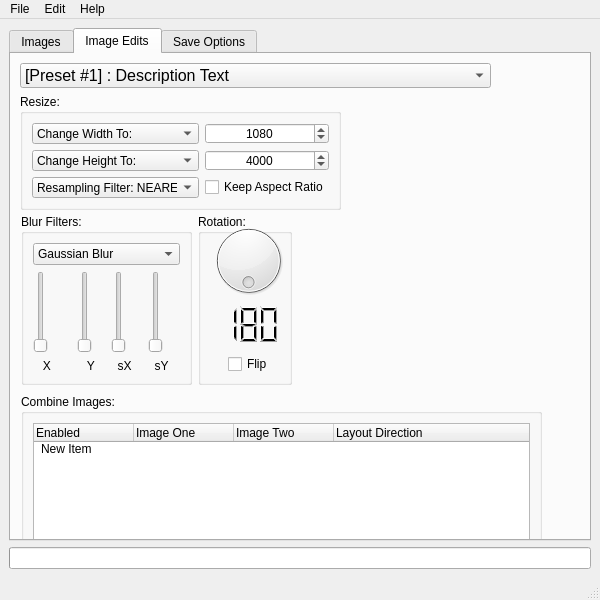
JDHatten/BatchItImage, file BatchItImage.ui: the form before one commit.
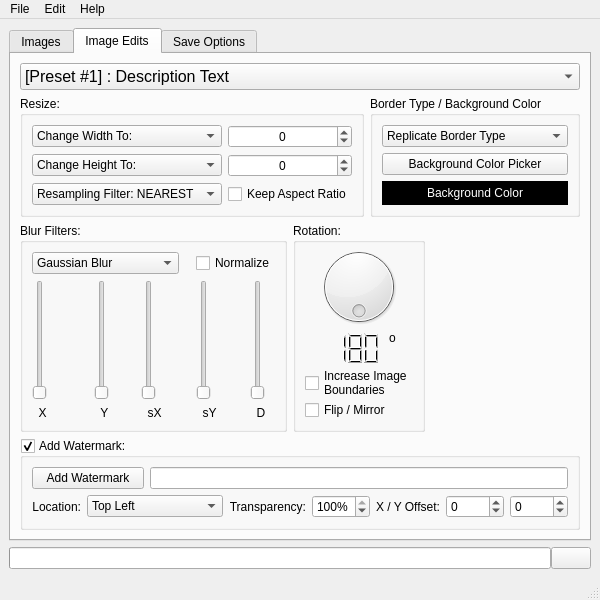
The form after the commit. The open tabs and pages were chosen to show the change. Custom widgets are drawn as their Qt base class.

Commit message: Added More Image Editing and Saving Widgets, Progress Bar

What changed in the file:
```diff
--- a/BatchItImage.ui
+++ b/BatchItImage.ui
@@ -35,7 +35,7 @@
       <property name="currentIndex">
        <number>0</number>
       </property>
-      <widget class="QWidget" name="tab">
+      <widget class="QWidget" name="tab_1">
        <property name="acceptDrops">
         <bool>true</bool>
        </property>
@@ -84,46 +84,6 @@
             <string>Date Last Modified</string>
            </property>
           </column>
-          <item>
-           <property name="text">
-            <string/>
-           </property>
-           <property name="text">
-            <string>X:\Path\To\File\image.png</string>
-           </property>
-           <property name="text">
-            <string>1000 x 900</string>
-           </property>
-           <property name="text">
-            <string>5.34 MB</string>
-           </property>
-           <property name="text">
-            <string/>
-           </property>
-           <property name="text">
-            <string/>
-           </property>
-           <item>
-            <property name="text">
-             <string/>
-            </property>
-            <property name="text">
-             <string>image.png</string>
-            </property>
-            <property name="text">
-             <string>1920 x 1080</string>
-            </property>
-            <property name="text">
-             <string>770 kb</string>
-            </property>
-            <property name="text">
-             <string>10/27/2022</string>
-            </property>
-            <property name="text">
-             <string>2/14/2023</string>
-            </property>
-           </item>
-          </item>
          </widget>
         </item>
         <item>
@@ -191,15 +151,12 @@
        <attribute name="title">
         <string>Image Edits</string>
        </attribute>
+       <layout class="QVBoxLayout" name="verticalLayout_7" stretch="10,20,50,20">
+        <property name="sizeConstraint">
+         <enum>QLayout::SetDefaultConstraint</enum>
+        </property>
+        <item>
        <widget class="QComboBox" name="comboBox_Preset_2">
-        <property name="geometry">
-         <rect>
-          <x>9</x>
-          <y>9</y>
-          <width>471</width>
-          <height>25</height>
-         </rect>
-        </property>
         <property name="font">
          <font>
           <pointsize>12</pointsize>
@@ -216,15 +173,11 @@
          </property>
         </item>
        </widget>
+        </item>
+        <item>
+         <layout class="QHBoxLayout" name="horizontalLayout_10">
+          <item>
        <widget class="QGroupBox" name="groupBox_Resize">
-        <property name="geometry">
-         <rect>
-          <x>9</x>
-          <y>40</y>
-          <width>321</width>
-          <height>116</height>
-         </rect>
-        </property>
         <property name="sizePolicy">
          <sizepolicy hsizetype="Preferred" vsizetype="Preferred">
           <horstretch>0</horstretch>
@@ -238,8 +191,8 @@
          <property name="sizeConstraint">
           <enum>QLayout::SetDefaultConstraint</enum>
          </property>
-         <item row="4" column="1">
-          <widget class="QSpinBox" name="spinBox_HeightNumber">
+             <item row="3" column="1">
+              <widget class="QSpinBox" name="spinBox_WidthNumber">
            <property name="sizePolicy">
             <sizepolicy hsizetype="Minimum" vsizetype="Fixed">
              <horstretch>0</horstretch>
@@ -255,12 +208,6 @@
            <property name="maximum">
             <number>999999</number>
            </property>
-           <property name="singleStep">
-            <number>1</number>
-           </property>
-           <property name="value">
-            <number>4000</number>
-           </property>
           </widget>
          </item>
          <item row="4" column="0">
@@ -298,6 +245,51 @@
            </item>
           </widget>
          </item>
+             <item row="5" column="1">
+              <widget class="QCheckBox" name="checkBox_KeepAspectRatio">
+               <property name="text">
+                <string>Keep Aspect Ratio</string>
+               </property>
+              </widget>
+             </item>
+             <item row="4" column="1">
+              <widget class="QSpinBox" name="spinBox_HeightNumber">
+               <property name="sizePolicy">
+                <sizepolicy hsizetype="Minimum" vsizetype="Fixed">
+                 <horstretch>0</horstretch>
+                 <verstretch>0</verstretch>
+                </sizepolicy>
+               </property>
+               <property name="alignment">
+                <set>Qt::AlignCenter</set>
+               </property>
+               <property name="minimum">
+                <number>-999999</number>
+               </property>
+               <property name="maximum">
+                <number>999999</number>
+               </property>
+              </widget>
+             </item>
+             <item row="5" column="0">
+              <widget class="QComboBox" name="comboBox_Resample">
+               <item>
+                <property name="text">
+                 <string>Resampling Filter: NEAREST</string>
+                </property>
+               </item>
+               <item>
+                <property name="text">
+                 <string>Resampling Filter: BILINEAR</string>
+                </property>
+               </item>
+               <item>
+                <property name="text">
+                 <string>Resampling Filter: BICUBIC</string>
+                </property>
+               </item>
+              </widget>
+             </item>
          <item row="3" column="0">
           <widget class="QComboBox" name="comboBox_WidthMod">
            <property name="sizePolicy">
@@ -333,176 +325,146 @@
            </item>
           </widget>
          </item>
-         <item row="3" column="1">
-          <widget class="QSpinBox" name="spinBox_WidthNumber">
-           <property name="sizePolicy">
-            <sizepolicy hsizetype="Minimum" vsizetype="Fixed">
-             <horstretch>0</horstretch>
-             <verstretch>0</verstretch>
-            </sizepolicy>
+            </layout>
+           </widget>
+          </item>
+          <item>
+           <widget class="QGroupBox" name="groupBox_Background">
+            <property name="title">
+             <string>Border Type / Background Color</string>
+            </property>
+            <layout class="QVBoxLayout" name="verticalLayout_5">
+             <item>
+              <widget class="QComboBox" name="comboBox_BorderType">
+               <item>
+                <property name="text">
+                 <string>Replicate Border Type</string>
+                </property>
+               </item>
+              </widget>
+             </item>
+             <item>
+              <widget class="QPushButton" name="pushButton_ColorDialog">
+               <property name="text">
+                <string>Background Color Picker</string>
+               </property>
+              </widget>
+             </item>
+             <item>
+              <widget class="QLabel" name="label_ColorPreview">
+               <property name="styleSheet">
+                <string notr="true">background-color: rgba(0, 0, 0, 255);
+color: rgba(255, 255, 255, 255);</string>
+               </property>
+               <property name="text">
+                <string>Background Color</string>
            </property>
            <property name="alignment">
             <set>Qt::AlignCenter</set>
            </property>
-           <property name="suffix">
-            <string/>
-           </property>
-           <property name="prefix">
-            <string/>
-           </property>
-           <property name="minimum">
-            <number>-999999</number>
-           </property>
-           <property name="maximum">
-            <number>999999</number>
-           </property>
-           <property name="singleStep">
-            <number>1</number>
-           </property>
-           <property name="value">
-            <number>1080</number>
-           </property>
-          </widget>
-         </item>
-         <item row="5" column="0">
-          <widget class="QComboBox" name="comboBox_Resample">
-           <item>
-            <property name="text">
-             <string>Resampling Filter: NEAREST</string>
-            </property>
-           </item>
-           <item>
-            <property name="text">
-             <string>Resampling Filter: BILINEAR</string>
-            </property>
-           </item>
-           <item>
-            <property name="text">
-             <string>Resampling Filter: BICUBIC</string>
-            </property>
-           </item>
-          </widget>
-         </item>
-         <item row="5" column="1">
-          <widget class="QCheckBox" name="checkBox_KeepAspectRatio">
-           <property name="text">
-            <string>Keep Aspect Ratio</string>
-           </property>
-          </widget>
-         </item>
-        </layout>
-       </widget>
-       <widget class="QGroupBox" name="groupBox_Combine">
-        <property name="geometry">
-         <rect>
-          <x>10</x>
-          <y>340</y>
-          <width>521</width>
-          <height>161</height>
-         </rect>
-        </property>
-        <property name="sizePolicy">
-         <sizepolicy hsizetype="Preferred" vsizetype="Expanding">
-          <horstretch>0</horstretch>
-          <verstretch>0</verstretch>
-         </sizepolicy>
-        </property>
-        <property name="title">
-         <string>Combine Images:</string>
-        </property>
-        <layout class="QVBoxLayout" name="verticalLayout_8">
-         <item>
-          <widget class="QTreeWidget" name="treeWidget_Combine">
-           <property name="indentation">
-            <number>4</number>
-           </property>
-           <column>
-            <property name="text">
-             <string>Enabled</string>
-            </property>
-           </column>
-           <column>
-            <property name="text">
-             <string>Image One</string>
-            </property>
-           </column>
-           <column>
-            <property name="text">
-             <string>Image Two</string>
-            </property>
-           </column>
-           <column>
-            <property name="text">
-             <string>Layout Direction</string>
-            </property>
-           </column>
-           <item>
-            <property name="text">
-             <string>New Item</string>
-            </property>
-            <property name="text">
-             <string/>
-            </property>
-            <property name="text">
-             <string/>
-            </property>
-            <property name="text">
-             <string/>
-            </property>
-            <property name="flags">
-             <set>ItemIsSelectable|ItemIsEditable|ItemIsDragEnabled|ItemIsUserCheckable|ItemIsEnabled</set>
-            </property>
-           </item>
-          </widget>
-         </item>
-        </layout>
-       </widget>
-       <widget class="QWidget" name="horizontalLayoutWidget">
-        <property name="geometry">
-         <rect>
-          <x>10</x>
-          <y>160</y>
-          <width>271</width>
-          <height>171</height>
-         </rect>
-        </property>
-        <layout class="QHBoxLayout" name="horizontalLayout">
+              </widget>
+             </item>
+            </layout>
+           </widget>
+          </item>
+         </layout>
+        </item>
+        <item>
+         <layout class="QHBoxLayout" name="horizontalLayout" stretch="50,20,30">
          <item>
           <widget class="QGroupBox" name="groupBox_Blur">
            <property name="title">
             <string>Blur Filters:</string>
            </property>
            <layout class="QGridLayout" name="gridLayout">
+             <property name="sizeConstraint">
+              <enum>QLayout::SetDefaultConstraint</enum>
+             </property>
+             <property name="horizontalSpacing">
+              <number>17</number>
+             </property>
+             <item row="1" column="8">
+              <widget class="EnhancedSlider" name="verticalSlider_BlurY2">
+               <property name="maximum">
+                <number>100</number>
+               </property>
+               <property name="orientation">
+                <enum>Qt::Vertical</enum>
+               </property>
+              </widget>
+             </item>
+             <item row="2" column="1">
+              <widget class="QLabel" name="label_BlurY1">
+               <property name="text">
+                <string>  Y</string>
+               </property>
+              </widget>
+             </item>
             <item row="1" column="0">
-             <widget class="QSlider" name="verticalSlider">
+              <widget class="EnhancedSlider" name="verticalSlider_BlurX1">
+               <property name="minimum">
+                <number>1</number>
+               </property>
+               <property name="maximum">
+                <number>101</number>
+               </property>
+               <property name="singleStep">
+                <number>2</number>
+               </property>
               <property name="orientation">
                <enum>Qt::Vertical</enum>
               </property>
              </widget>
             </item>
-            <item row="1" column="3">
-             <widget class="QSlider" name="verticalSlider_2">
+             <item row="2" column="0">
+              <widget class="QLabel" name="label_BlurX1">
+               <property name="text">
+                <string>  X</string>
+               </property>
+              </widget>
+             </item>
+             <item row="1" column="1">
+              <widget class="EnhancedSlider" name="verticalSlider_BlurY1">
+               <property name="minimum">
+                <number>1</number>
+               </property>
+               <property name="maximum">
+                <number>101</number>
+               </property>
+               <property name="singleStep">
+                <number>2</number>
+               </property>
               <property name="orientation">
                <enum>Qt::Vertical</enum>
               </property>
              </widget>
             </item>
+             <item row="1" column="9">
+              <widget class="EnhancedSlider" name="verticalSlider_BlurD">
+               <property name="orientation">
+                <enum>Qt::Vertical</enum>
+               </property>
+              </widget>
+             </item>
+             <item row="0" column="8" colspan="2">
+              <widget class="QCheckBox" name="checkBox_BlurNormalize">
+               <property name="text">
+                <string>Normalize</string>
+               </property>
+              </widget>
+             </item>
             <item row="1" column="2">
-             <widget class="QSlider" name="verticalSlider_3">
+              <widget class="EnhancedSlider" name="verticalSlider_BlurX2">
+               <property name="maximum">
+                <number>100</number>
+               </property>
               <property name="orientation">
                <enum>Qt::Vertical</enum>
               </property>
              </widget>
             </item>
-            <item row="2" column="2">
-             <widget class="QLabel" name="label_4">
-              <property name="text">
-               <string>  sX</string>
-              </property>
-             </widget>
-            </item>
-            <item row="0" column="0" colspan="4">
-             <widget class="QComboBox" name="comboBox_Blur">
+             <item row="0" column="0" colspan="3">
+              <widget class="QComboBox" name="comboBox_BlurFilter">
               <item>
                <property name="text">
                 <string>Gaussian Blur</string>
@@ -535,31 +497,27 @@
               </item>
              </widget>
             </item>
-            <item row="1" column="1">
-             <widget class="QSlider" name="verticalSlider_4">
-              <property name="orientation">
-               <enum>Qt::Vertical</enum>
+             <item row="2" column="2">
+              <widget class="QLabel" name="label_BlurX2">
+               <property name="text">
+                <string>  sX</string>
               </property>
              </widget>
             </item>
-            <item row="2" column="3">
-             <widget class="QLabel" name="label_3">
+             <item row="2" column="8">
+              <widget class="QLabel" name="label_BlurY2">
               <property name="text">
                <string>  sY</string>
               </property>
              </widget>
             </item>
-            <item row="2" column="0">
-             <widget class="QLabel" name="label_2">
+             <item row="2" column="9">
+              <widget class="QLabel" name="label_BlurD">
               <property name="text">
-               <string>   X</string>
-              </property>
-             </widget>
-            </item>
-            <item row="2" column="1">
-             <widget class="QLabel" name="label_5">
-              <property name="text">
-               <string>   Y</string>
+                <string>  D</string>
+               </property>
+               <property name="alignment">
+                <set>Qt::AlignLeading|Qt::AlignLeft|Qt::AlignVCenter</set>
               </property>
              </widget>
             </item>
@@ -571,27 +529,67 @@
            <property name="title">
             <string>Rotation:</string>
            </property>
+            <layout class="QVBoxLayout" name="verticalLayout_8" stretch="50,20,10,10">
+             <property name="spacing">
+              <number>0</number>
+             </property>
+             <property name="topMargin">
+              <number>0</number>
+             </property>
+             <item>
+              <widget class="QDial" name="dial_Rotation">
+               <property name="maximum">
+                <number>360</number>
+               </property>
+               <property name="pageStep">
+                <number>1</number>
+               </property>
+               <property name="orientation">
+                <enum>Qt::Horizontal</enum>
+               </property>
+               <property name="wrapping">
+                <bool>true</bool>
+               </property>
+              </widget>
+             </item>
+             <item>
+              <layout class="QHBoxLayout" name="horizontalLayout_11" stretch="20,80,5,20">
+               <property name="spacing">
+                <number>0</number>
+               </property>
+               <item>
+                <spacer name="horizontalSpacer_4">
+                 <property name="orientation">
+                  <enum>Qt::Horizontal</enum>
+                 </property>
+                 <property name="sizeType">
+                  <enum>QSizePolicy::Maximum</enum>
+                 </property>
+                 <property name="sizeHint" stdset="0">
+                  <size>
+                   <width>20</width>
+                   <height>20</height>
+                  </size>
+                 </property>
+                </spacer>
+               </item>
+               <item>
            <widget class="QLCDNumber" name="lcdNumber_Rotation">
-            <property name="geometry">
-             <rect>
-              <x>10</x>
-              <y>90</y>
-              <width>81</width>
-              <height>41</height>
-             </rect>
+                 <property name="minimumSize">
+                  <size>
+                   <width>54</width>
+                   <height>0</height>
+                  </size>
+                 </property>
+                 <property name="frameShape">
+                  <enum>QFrame::NoFrame</enum>
             </property>
             <property name="frameShadow">
              <enum>QFrame::Sunken</enum>
             </property>
-            <property name="lineWidth">
-             <number>0</number>
-            </property>
             <property name="digitCount">
              <number>3</number>
             </property>
-            <property name="mode">
-             <enum>QLCDNumber::Dec</enum>
-            </property>
             <property name="value" stdset="0">
              <double>180.000000000000000</double>
             </property>
@@ -599,45 +597,169 @@
              <number>180</number>
             </property>
            </widget>
-           <widget class="QDial" name="dial_Rotation">
-            <property name="geometry">
-             <rect>
-              <x>0</x>
-              <y>6</y>
-              <width>101</width>
-              <height>81</height>
-             </rect>
-            </property>
-            <property name="maximum">
-             <number>360</number>
-            </property>
-            <property name="pageStep">
-             <number>1</number>
-            </property>
+               </item>
+               <item>
+                <widget class="QLabel" name="label_4">
+                 <property name="text">
+                  <string>o</string>
+                 </property>
+                 <property name="alignment">
+                  <set>Qt::AlignLeading|Qt::AlignLeft|Qt::AlignTop</set>
+                 </property>
+                </widget>
+               </item>
+               <item>
+                <spacer name="horizontalSpacer_7">
+                 <property name="orientation">
+                  <enum>Qt::Horizontal</enum>
+                 </property>
+                 <property name="sizeType">
+                  <enum>QSizePolicy::Maximum</enum>
+                 </property>
+                 <property name="sizeHint" stdset="0">
+                  <size>
+                   <width>19</width>
+                   <height>20</height>
+                  </size>
+                 </property>
+                </spacer>
+               </item>
+              </layout>
+             </item>
+             <item>
+              <widget class="QCheckBox" name="checkBox_IncreaseBounds">
+               <property name="text">
+                <string>Increase Image
+Boundaries</string>
+               </property>
+              </widget>
+             </item>
+             <item>
+              <widget class="QCheckBox" name="checkBox_FlipImage">
+               <property name="text">
+                <string>Flip / Mirror</string>
+               </property>
+              </widget>
+             </item>
+            </layout>
+           </widget>
+          </item>
+          <item>
+           <spacer name="horizontalSpacer_3">
             <property name="orientation">
              <enum>Qt::Horizontal</enum>
             </property>
-            <property name="wrapping">
+            <property name="sizeHint" stdset="0">
+             <size>
+              <width>40</width>
+              <height>20</height>
+             </size>
+            </property>
+           </spacer>
+          </item>
+         </layout>
+        </item>
+        <item>
+         <widget class="QGroupBox" name="groupBox_Watermark">
+          <property name="sizePolicy">
+           <sizepolicy hsizetype="Preferred" vsizetype="Expanding">
+            <horstretch>0</horstretch>
+            <verstretch>0</verstretch>
+           </sizepolicy>
+          </property>
+          <property name="title">
+           <string>Add Watermark:</string>
+          </property>
+          <property name="checkable">
              <bool>true</bool>
             </property>
-           </widget>
-           <widget class="QCheckBox" name="checkBox">
-            <property name="geometry">
-             <rect>
-              <x>30</x>
-              <y>140</y>
-              <width>42</width>
-              <height>20</height>
-             </rect>
-            </property>
+          <layout class="QGridLayout" name="gridLayout_3" columnstretch="8,10,13,10,8,10,8,8">
+           <item row="1" column="3">
+            <widget class="QLabel" name="label_WatermarkTransparency">
+             <property name="text">
+              <string>Transparency:</string>
+             </property>
+             <property name="alignment">
+              <set>Qt::AlignRight|Qt::AlignTrailing|Qt::AlignVCenter</set>
+             </property>
+            </widget>
+           </item>
+           <item row="1" column="6">
+            <widget class="QSpinBox" name="spinBox_WatermarkOffsetX">
+             <property name="minimum">
+              <number>-9999</number>
+             </property>
+             <property name="maximum">
+              <number>9999</number>
+             </property>
+            </widget>
+           </item>
+           <item row="1" column="4">
+            <widget class="QSpinBox" name="spinBox_WatermarkTransparency">
+             <property name="suffix">
+              <string>%</string>
+             </property>
+             <property name="maximum">
+              <number>100</number>
+             </property>
+             <property name="value">
+              <number>100</number>
+             </property>
+            </widget>
+           </item>
+           <item row="1" column="5">
+            <widget class="QLabel" name="label_WatermarkOffset">
             <property name="text">
-             <string>Flip</string>
-            </property>
-           </widget>
-          </widget>
-         </item>
-        </layout>
-       </widget>
+              <string>X / Y Offset:</string>
+             </property>
+             <property name="alignment">
+              <set>Qt::AlignRight|Qt::AlignTrailing|Qt::AlignVCenter</set>
+             </property>
+            </widget>
+           </item>
+           <item row="1" column="7">
+            <widget class="QSpinBox" name="spinBox_WatermarkOffsetY">
+             <property name="minimum">
+              <number>-9999</number>
+             </property>
+             <property name="maximum">
+              <number>9999</number>
+             </property>
+            </widget>
+           </item>
+           <item row="1" column="0">
+            <widget class="QLabel" name="label_WatermarkLocation">
+             <property name="text">
+              <string>Location:</string>
+             </property>
+             <property name="alignment">
+              <set>Qt::AlignRight|Qt::AlignTrailing|Qt::AlignVCenter</set>
+             </property>
+            </widget>
+           </item>
+           <item row="1" column="1" colspan="2">
+            <widget class="QComboBox" name="comboBox_WatermarkLocation">
+             <item>
+              <property name="text">
+               <string>Top Left</string>
+              </property>
+             </item>
+            </widget>
+           </item>
+           <item row="0" column="2" colspan="6">
+            <widget class="QLineEdit" name="lineEdit_WatermarkPath"/>
+           </item>
+           <item row="0" column="0" colspan="2">
+            <widget class="QPushButton" name="pushButton_Watermark">
+             <property name="text">
+              <string>Add Watermark</string>
+             </property>
+            </widget>
+           </item>
+          </layout>
+         </widget>
+        </item>
+       </layout>
       </widget>
       <widget class="QWidget" name="tab_3">
        <attribute name="title">
@@ -865,16 +987,56 @@
           <property name="checked">
            <bool>false</bool>
           </property>
-          <layout class="QGridLayout" name="gridLayout_9" columnstretch="30,70,30">
+          <layout class="QGridLayout" name="gridLayout_9" columnstretch="18,44,20,10,8">
+           <item row="0" column="2">
+            <widget class="QCheckBox" name="checkBox_Optimize">
+             <property name="text">
+              <string>Optimize</string>
+             </property>
+            </widget>
+           </item>
+           <item row="0" column="0">
+            <widget class="QLabel" name="label_ImageFormat">
+             <property name="sizePolicy">
+              <sizepolicy hsizetype="Preferred" vsizetype="Preferred">
+               <horstretch>0</horstretch>
+               <verstretch>0</verstretch>
+              </sizepolicy>
+             </property>
+             <property name="text">
+              <string>Image Format:</string>
+             </property>
+            </widget>
+           </item>
+           <item row="0" column="4">
+            <widget class="QSpinBox" name="spinBox_ExtraSetting1">
+             <property name="minimum">
+              <number>-1</number>
+             </property>
+             <property name="maximum">
+              <number>100</number>
+             </property>
+             <property name="value">
+              <number>-1</number>
+             </property>
+            </widget>
+           </item>
            <item row="1" column="0">
-            <widget class="QLabel" name="label_Subsampling">
+            <widget class="QLabel" name="label_FormatFlags">
              <property name="text">
               <string>Subsampling:</string>
              </property>
             </widget>
            </item>
+           <item row="2" column="0">
+            <widget class="QLabel" name="label_Quality">
+             <property name="text">
+              <string>Quality:</string>
+             </property>
+            </widget>
+           </item>
            <item row="1" column="1">
-            <widget class="QComboBox" name="comboBox_Subsampling">
+            <widget class="QComboBox" name="comboBox_FormatFlags">
              <item>
               <property name="text">
                <string>0 : (4:4:4)</string>
@@ -892,23 +1054,10 @@
              </item>
             </widget>
            </item>
-           <item row="2" column="0">
-            <widget class="QLabel" name="label_Quality">
+           <item row="1" column="2">
+            <widget class="QCheckBox" name="checkBox_Progressive">
              <property name="text">
-              <string>Quality:</string>
-             </property>
-            </widget>
-           </item>
-           <item row="0" column="0">
-            <widget class="QLabel" name="label_ImageFormat">
-             <property name="sizePolicy">
-              <sizepolicy hsizetype="Preferred" vsizetype="Preferred">
-               <horstretch>0</horstretch>
-               <verstretch>0</verstretch>
-              </sizepolicy>
-             </property>
-             <property name="text">
-              <string>Image Format:</string>
+              <string>Progressive </string>
              </property>
             </widget>
            </item>
@@ -932,8 +1081,18 @@
              </item>
             </widget>
            </item>
-           <item row="2" column="1" colspan="2">
-            <widget class="QSlider" name="horizontalSlider_Quality">
+           <item row="0" column="3">
+            <widget class="QLabel" name="label_ExtraSetting1">
+             <property name="text">
+              <string>Luma:</string>
+             </property>
+             <property name="alignment">
+              <set>Qt::AlignRight|Qt::AlignTrailing|Qt::AlignVCenter</set>
+             </property>
+            </widget>
+           </item>
+           <item row="2" column="1">
+            <widget class="EnhancedSlider" name="horizontalSlider_Quality">
              <property name="sizePolicy">
               <sizepolicy hsizetype="Preferred" vsizetype="Fixed">
                <horstretch>0</horstretch>
@@ -946,28 +1105,60 @@
              <property name="maximum">
               <number>100</number>
              </property>
-             <property name="singleStep">
-              <number>1</number>
-             </property>
              <property name="value">
-              <number>90</number>
+              <number>95</number>
+             </property>
+             <property name="sliderPosition">
+              <number>95</number>
              </property>
              <property name="orientation">
               <enum>Qt::Horizontal</enum>
              </property>
+             <property name="tickPosition">
+              <enum>QSlider::TicksAbove</enum>
+             </property>
+             <property name="tickInterval">
+              <number>5</number>
+             </property>
             </widget>
            </item>
-           <item row="0" column="2">
-            <widget class="QCheckBox" name="checkBox_Optimize">
+           <item row="2" column="2">
+            <widget class="QLabel" name="label_Compression">
              <property name="text">
-              <string>Optimize</string>
+              <string>Compression:</string>
              </property>
+             <property name="alignment">
+              <set>Qt::AlignRight|Qt::AlignTrailing|Qt::AlignVCenter</set>
+             </property>
             </widget>
            </item>
-           <item row="1" column="2">
-            <widget class="QCheckBox" name="checkBox_Progressive">
+           <item row="1" column="3">
+            <widget class="QLabel" name="label_ExtraSetting2">
              <property name="text">
-              <string>Progressive</string>
+              <string>Chroma:</string>
+             </property>
+             <property name="alignment">
+              <set>Qt::AlignRight|Qt::AlignTrailing|Qt::AlignVCenter</set>
+             </property>
+            </widget>
+           </item>
+           <item row="1" column="4">
+            <widget class="QSpinBox" name="spinBox_ExtraSetting2">
+             <property name="minimum">
+              <number>-1</number>
+             </property>
+             <property name="maximum">
+              <number>100</number>
+             </property>
+             <property name="value">
+              <number>-1</number>
+             </property>
+            </widget>
+           </item>
+           <item row="2" column="3" colspan="2">
+            <widget class="QSpinBox" name="spinBox_Compression">
+             <property name="maximum">
+              <number>65535</number>
              </property>
             </widget>
            </item>
@@ -1005,7 +1196,7 @@
           <item>
            <widget class="QCheckBox" name="checkBox_Overwrite">
             <property name="text">
-             <string>Overwrite Existing Files (or Ask Before Overwriting)</string>
+             <string>Ask Before Overwriting Any and All Files</string>
             </property>
             <property name="tristate">
              <bool>true</bool>
@@ -1030,7 +1221,20 @@
         <item>
          <layout class="QHBoxLayout" name="horizontalLayout_3">
           <item>
-           <widget class="QPushButton" name="pushButton_EditAndSave">
+           <widget class="QLabel" name="label_EditSave">
+            <property name="font">
+             <font>
+              <pointsize>12</pointsize>
+              <bold>true</bold>
+             </font>
+            </property>
+            <property name="text">
+             <string>Start Editing &amp; Saving:</string>
+            </property>
+           </widget>
+          </item>
+          <item>
+           <widget class="QPushButton" name="pushButton_EditSaveAll">
             <property name="sizePolicy">
              <sizepolicy hsizetype="Minimum" vsizetype="Preferred">
               <horstretch>0</horstretch>
@@ -1045,15 +1249,34 @@
             </property>
             <property name="font">
              <font>
-              <pointsize>14</pointsize>
+              <pointsize>12</pointsize>
               <bold>true</bold>
              </font>
             </property>
             <property name="text">
-             <string>Start Editing And Saving Images</string>
+             <string>All Images</string>
             </property>
            </widget>
           </item>
+          <item>
+           <widget class="QPushButton" name="pushButton_EditSaveSelected">
+            <property name="sizePolicy">
+             <sizepolicy hsizetype="Minimum" vsizetype="Preferred">
+              <horstretch>0</horstretch>
+              <verstretch>0</verstretch>
+             </sizepolicy>
+            </property>
+            <property name="font">
+             <font>
+              <pointsize>12</pointsize>
+              <bold>true</bold>
+             </font>
+            </property>
+            <property name="text">
+             <string>Only Selected Images</string>
+            </property>
+           </widget>
+          </item>
          </layout>
         </item>
        </layout>
@@ -1061,7 +1284,35 @@
      </widget>
     </item>
     <item>
-     <widget class="QProgressBar" name="progressBar"/>
+     <widget class="QWidget" name="widget_EnhancedProgressBar" native="true">
+      <layout class="QHBoxLayout" name="horizontalLayout_12" stretch="99,1">
+       <property name="spacing">
+        <number>0</number>
+       </property>
+       <property name="leftMargin">
+        <number>0</number>
+       </property>
+       <property name="topMargin">
+        <number>0</number>
+       </property>
+       <property name="rightMargin">
+        <number>0</number>
+       </property>
+       <property name="bottomMargin">
+        <number>0</number>
+       </property>
+       <item>
+        <widget class="EnhancedProgressBar" name="enhancedProgressBar"/>
+       </item>
+       <item>
+        <widget class="QPushButton" name="pushButton_CancelProgress">
+         <property name="text">
+          <string/>
+         </property>
+        </widget>
+       </item>
+      </layout>
+     </widget>
     </item>
    </layout>
   </widget>
@@ -1092,13 +1343,16 @@
     <addaction name="action_SavePresets"/>
     <addaction name="separator"/>
     <addaction name="action_ChangePresetDesc"/>
-    <addaction name="action_AddImageToCombine"/>
+    <addaction name="action_ShowFormatFilter"/>
    </widget>
    <widget class="QMenu" name="menuHelp">
     <property name="title">
      <string>Help</string>
     </property>
     <addaction name="action_About"/>
+    <addaction name="action_AboutQt"/>
+    <addaction name="separator"/>
+    <addaction name="action_Help"/>
    </widget>
    <addaction name="menuFile"/>
    <addaction name="menuEdit"/>
@@ -1112,12 +1366,7 @@
   </action>
   <action name="action_AddImageToCombine">
    <property name="text">
-    <string>Add New Image To Combine</string>
-   </property>
-  </action>
-  <action name="action_AddSaveDirectory">
-   <property name="text">
-    <string>Add New Save Directory</string>
+    <string>Add Watermark...</string>
    </property>
   </action>
   <action name="action_About">
@@ -1155,7 +1404,87 @@
     <string>Save All Presets</string>
    </property>
   </action>
+  <action name="action_Help">
+   <property name="text">
+    <string>Help</string>
+   </property>
+  </action>
+  <action name="action_AboutQt">
+   <property name="text">
+    <string>About Qt</string>
+   </property>
+  </action>
+  <action name="action_ShowFormatFilter">
+   <property name="text">
+    <string>Show Extension Filter</string>
+   </property>
+  </action>
  </widget>
+ <customwidgets>
+  <customwidget>
+   <class>EnhancedSlider</class>
+   <extends>QSlider</extends>
+   <header>EnhancedSlider.h</header>
+  </customwidget>
+  <customwidget>
+   <class>EnhancedProgressBar</class>
+   <extends>QProgressBar</extends>
+   <header>EnhancedProgressBar.h</header>
+  </customwidget>
+ </customwidgets>
+ <tabstops>
+  <tabstop>tabWidget</tabstop>
+  <tabstop>comboBox_Preset_2</tabstop>
+  <tabstop>comboBox_WidthMod</tabstop>
+  <tabstop>spinBox_WidthNumber</tabstop>
+  <tabstop>comboBox_HeightMod</tabstop>
+  <tabstop>spinBox_HeightNumber</tabstop>
+  <tabstop>comboBox_Resample</tabstop>
+  <tabstop>checkBox_KeepAspectRatio</tabstop>
+  <tabstop>comboBox_BorderType</tabstop>
+  <tabstop>pushButton_ColorDialog</tabstop>
+  <tabstop>comboBox_BlurFilter</tabstop>
+  <tabstop>checkBox_BlurNormalize</tabstop>
+  <tabstop>verticalSlider_BlurX1</tabstop>
+  <tabstop>verticalSlider_BlurY1</tabstop>
+  <tabstop>verticalSlider_BlurX2</tabstop>
+  <tabstop>verticalSlider_BlurY2</tabstop>
+  <tabstop>verticalSlider_BlurD</tabstop>
+  <tabstop>dial_Rotation</tabstop>
+  <tabstop>checkBox_IncreaseBounds</tabstop>
+  <tabstop>checkBox_FlipImage</tabstop>
+  <tabstop>pushButton_Watermark</tabstop>
+  <tabstop>lineEdit_WatermarkPath</tabstop>
+  <tabstop>comboBox_WatermarkLocation</tabstop>
+  <tabstop>spinBox_WatermarkTransparency</tabstop>
+  <tabstop>spinBox_WatermarkOffsetX</tabstop>
+  <tabstop>comboBox_Preset_1</tabstop>
+  <tabstop>treeWidget_FileInfo</tabstop>
+  <tabstop>checkBox_SearchSubDirs</tabstop>
+  <tabstop>comboBox_Preset_3</tabstop>
+  <tabstop>radioButton_Overwrite</tabstop>
+  <tabstop>radioButton_RenameOriginal</tabstop>
+  <tabstop>radioButton_NewFileName</tabstop>
+  <tabstop>comboBox_AddText</tabstop>
+  <tabstop>lineEdit_FileName</tabstop>
+  <tabstop>radioButton_RelativePath</tabstop>
+  <tabstop>lineEdit_RelativePath</tabstop>
+  <tabstop>radioButton_AbsolutePath</tabstop>
+  <tabstop>lineEdit_AbsolutePath</tabstop>
+  <tabstop>pushButton_AddBackOneDir</tabstop>
+  <tabstop>pushButton_FindAbsolutePath</tabstop>
+  <tabstop>groupBox_ChangeFormat</tabstop>
+  <tabstop>checkBox_Optimize</tabstop>
+  <tabstop>spinBox_ExtraSetting1</tabstop>
+  <tabstop>comboBox_FormatFlags</tabstop>
+  <tabstop>checkBox_Progressive</tabstop>
+  <tabstop>comboBox_ImageFormat</tabstop>
+  <tabstop>horizontalSlider_Quality</tabstop>
+  <tabstop>spinBox_ExtraSetting2</tabstop>
+  <tabstop>spinBox_Compression</tabstop>
+  <tabstop>checkBox_Overwrite</tabstop>
+  <tabstop>pushButton_EditSaveAll</tabstop>
+ </tabstops>
  <resources/>
  <connections>
   <connection>
```
Left out of the diff: 16 changed lines with no effect on the pictures. Lines whose indentation alone changed are shown as unchanged.
